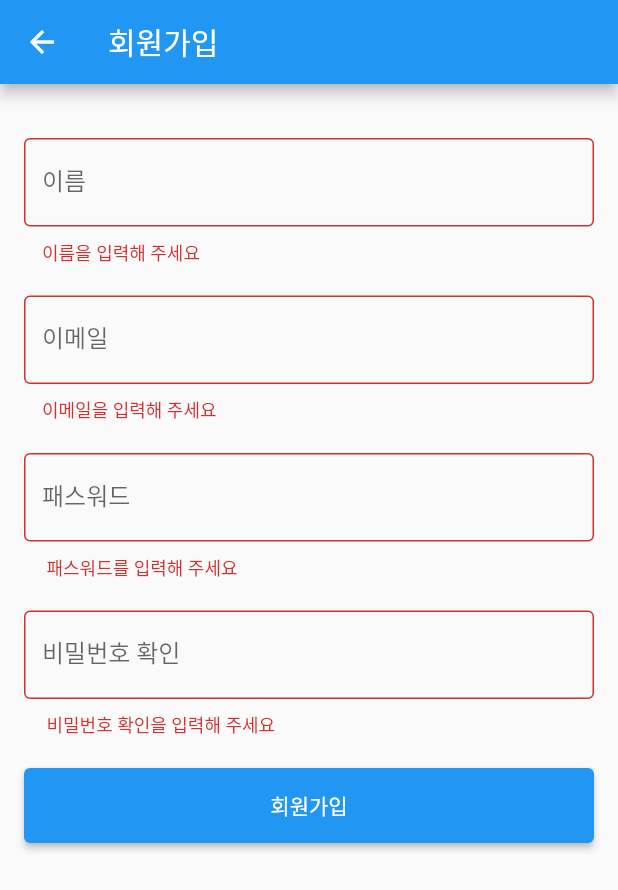
After one commit to jrakmom1106/Flutter.bmi, a Flutter app: the JoinPage screen opened directly, after a tap on "회원가입", on a phone screen of 412 x 824 dp. The commit adds this screen. Shown: the top 890 px of the screen. Run offline on Flutter 3.47's test engine with Material 2 defaults, Android fonts, the phone set to English and light mode, and no system bars; our stand-ins replace cloud_firestore, firebase_auth, firebase_core, get, logger, permission_handler; accounts and stored records are empty.

Commit message:
회원가입/ 회원정보페이지 생성

```diff
--- /dev/null
+++ b/bmi/lib/joinPage.dart
@@ -0,0 +1,258 @@
+import 'package:bmi/LoginPage.dart';
+import 'package:bmi/main.dart';
+import 'package:cloud_firestore/cloud_firestore.dart';
+import 'package:firebase_auth/firebase_auth.dart';
+import 'package:flutter/material.dart';
+import 'package:get/get.dart';
+
+class JoinPage extends StatefulWidget {
+  const JoinPage({Key? key}) : super(key: key);
+
+  @override
+  _JoinPageState createState() => _JoinPageState();
+}
+
+class _JoinPageState extends State<JoinPage> {
+
+  final GlobalKey<FormState> _formKey = GlobalKey<FormState>(); //키 추가
+  final TextEditingController _emailController = TextEditingController(); //입력되는 값을 제어 , 검증
+  final TextEditingController _passwordController = TextEditingController();
+
+  //이름 이메일 비밀번호 추가.
+  final TextEditingController _nameController = TextEditingController();
+  final TextEditingController _password2Controller = TextEditingController();
+
+  Widget _nameWidget() {
+    return TextFormField(
+
+      controller: _nameController,
+      decoration: const InputDecoration(
+        border: OutlineInputBorder(),
+        labelText: '이름',
+
+      ),
+
+      validator: (String? value) {
+        if (value!.isEmpty) { // == null isEmpty-> !.isEmpty
+          return '이름을 입력해 주세요';
+        }
+        return null;
+      },
+
+      onChanged: (value) {
+        setState(() {
+
+        });
+      },
+    );
+  }
+
+  Widget _emailWidget() {
+    return TextFormField(
+
+      controller: _emailController,
+      keyboardType: TextInputType.emailAddress,
+      decoration: const InputDecoration(
+        border: OutlineInputBorder(),
+        labelText: '이메일',
+
+      ),
+
+      validator: (String? value) {
+        if (value!.isEmpty) { // == null isEmpty-> !.isEmpty
+          return '이메일을 입력해 주세요';
+        }
+        return null;
+      },
+
+      onChanged: (value) {
+        setState(() {
+
+        });
+      },
+    );
+  }
+
+  Widget _passwordWidget() {
+    return TextFormField(
+
+      controller: _passwordController,
+      obscureText: true,
+      decoration: const InputDecoration(
+        border: OutlineInputBorder(),
+        labelText: '패스워드',
+
+      ),
+
+      validator: (String? value) {
+        if (value!.isEmpty) { // == null isEmpty-> !.isEmpty
+          return ' 패스워드를 입력해 주세요';
+        }
+        return null;
+      },
+
+      onChanged: (value) {
+        setState(() {
+
+        });
+      },
+    );
+  }
+  Widget _password2Widget() {
+    return TextFormField(
+
+      controller: _password2Controller,
+      obscureText: true,
+      decoration: const InputDecoration(
+        border: OutlineInputBorder(),
+        labelText: '비밀번호 확인',
+
+      ),
+
+      validator: (String? value) {
+        if (value!.isEmpty) { // == null isEmpty-> !.isEmpty
+          return ' 비밀번호 확인을 입력해 주세요';
+        } else if(value != _passwordController.text){
+          return '비밀번호와 비밀번호 확인이 다릅니다.';
+        }
+        return null;
+      },
+
+      onChanged: (value) {
+        setState(() {
+
+        });
+      },
+    );
+  }
+
+  Widget _joinButtonWidget(){
+    return Container(
+      height: 70,
+      width: double.infinity,
+      padding: EdgeInsets.only(top: 20.0),
+      child: ElevatedButton(
+        onPressed: () => _join(),
+        child: const Text('회원가입'),
+      ),
+    );
+  }
+
+  @override
+  Widget build(BuildContext context) {
+    return Scaffold(
+      appBar: AppBar(
+        title: const Text('회원가입'),
+      ),
+
+      body: Form(
+        key: _formKey,
+        child: SingleChildScrollView(
+          child: Padding(
+            padding: const EdgeInsets.all(16.0),
+            child: Center(
+              child : Column(
+                children: [
+                  const SizedBox(height: 20.0,),
+                  _nameWidget(),
+                  const SizedBox(height: 20.0,),
+                  _emailWidget(),
+                  const SizedBox(height: 20.0,),
+                  _passwordWidget(),
+                  const SizedBox(height: 20.0,),
+                  _password2Widget(),
+
+                  _joinButtonWidget(),
+
+
+                ],
+              )
+            ),
+          ),
+        ),
+      )
+    );
+  }
+
+  @override
+  void initState() {
+    //해당 클래스가 호출되었을떄
+    super.initState();
+  }
+
+  @override
+  void dispose() {
+    // 해당 클래스가 사라질떄
+    _nameController.dispose();
+    _emailController.dispose();
+    _passwordController.dispose();
+    _password2Controller.dispose();
+
+    super.dispose();
+  }
+
+
+
+  Future<void> _join() async {
+  //formKey 검사
+
+    if (_formKey.currentState!.validate()){
+      FocusScope.of(context).requestFocus(FocusNode()); //키보드 숨기기
+
+      //사용자 정보를 등록
+
+
+      try{
+      //사용자 등록
+        final User? user = (await FirebaseAuth.instance.createUserWithEmailAndPassword(
+          email:  _emailController.text,
+          password: _passwordController.text
+        )).user; // user에 사용자등록을 했다.
+        // 파이어스토어에 넣는다.
+        CollectionReference userCollection = FirebaseFirestore.instance.collection('user'); //연결준비
+        userCollection.doc(user!.uid).set({
+          'name' : _nameController.text,
+
+        }).then((value) async {
+          //회원가입을하면 토큰이 바로 발급되서 바로 로그인이 된다 이를 다르게 한다
+          await FirebaseAuth.instance.signOut();
+          Get.offAll(() => const LoginPage());
+        }).catchError((e) async {
+       logger.e(e);
+       //사용자 지우기
+       await FirebaseAuth.instance.currentUser!.delete();
+       ScaffoldMessenger.of(context).showSnackBar(SnackBar(
+    content: Text(e),
+    backgroundColor: Colors.deepOrange,
+    ),
+    );
+    }); //스냅바로 로그를 보여준다.
+
+
+      } on FirebaseAuthException catch (e){
+        logger.e(e);
+        String message = '';
+
+        if (e.code == 'weak-password') { //에러코드 핸들링
+          message = '비밀번호는 6자리 이상으로 해주세요';
+        } else if (e.code == 'email-already-in-use') {
+          message = '이미 사용중인 이메일 입니다.';
+        }
+
+        ScaffoldMessenger.of(context).showSnackBar(SnackBar(
+          content: Text(message),
+          backgroundColor: Colors.deepOrange,
+        ),
+        );
+
+      }
+
+    }
+
+
+
+
+
+  }
+
+}
--- a/bmi/pubspec.yaml
+++ b/bmi/pubspec.yaml
@@ -15,7 +15,7 @@ dependencies:
   firebase_auth: ^3.1.4
   logger: ^1.1.0
   get: ^4.3.8
-
+  cloud_firestore: ^2.5.4
   permission_handler: ^8.1.6
 
 
```
Also changed, not shown: bmi/lib/LoginPage.dart (+59 -19 lines), bmi/lib/bmi_page.dart (+19 -7 lines), bmi/lib/list_page.dart (added, +31 -0 lines), bmi/lib/user_page.dart (added, +129 -0 lines), bmi/pubspec.lock.
